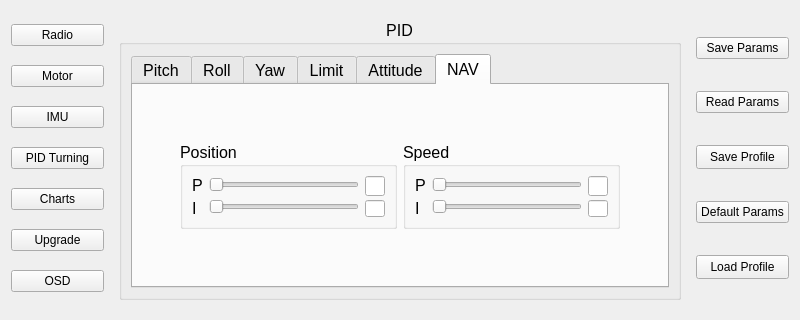
Old version of the form src/uavconfig.ui in the repository nlbtuyen/ConfigurationGCS.
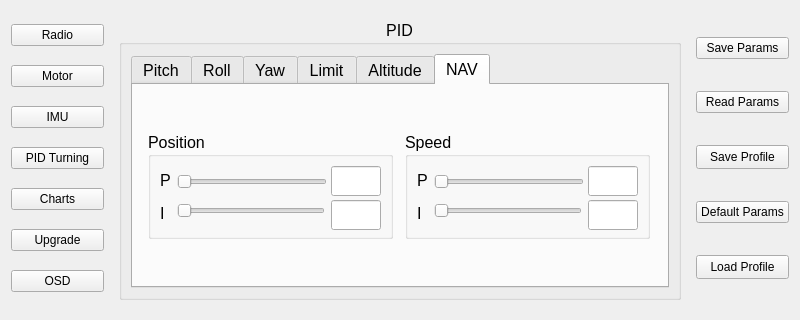
New version of the form. The open tabs and pages were chosen to show the change. Icons and pictures are not drawn.

Diff of the .ui file:
```diff
--- a/src/uavconfig.ui
+++ b/src/uavconfig.ui
@@ -43,7 +43,7 @@
   <property name="styleSheet">
    <string notr="true"/>
   </property>
-  <layout class="QHBoxLayout" name="horizontalLayout">
+  <layout class="QHBoxLayout" name="horizontalLayout_21">
    <item>
     <layout class="QVBoxLayout" name="Layout_Button_AQSetting">
      <item>
@@ -1047,22 +1047,9 @@
             </widget>
             <widget class="QWidget" name="tab_Attitude">
              <attribute name="title">
-              <string>Attitude</string>
+              <string>Altitude</string>
              </attribute>
-             <layout class="QHBoxLayout" name="horizontalLayout_21">
-              <item>
-               <spacer name="horizontalSpacer_18">
-                <property name="orientation">
-                 <enum>Qt::Horizontal</enum>
-                </property>
-                <property name="sizeHint" stdset="0">
-                 <size>
-                  <width>110</width>
-                  <height>20</height>
-                 </size>
-                </property>
-               </spacer>
-              </item>
+             <layout class="QHBoxLayout" name="horizontalLayout_18">
               <item>
                <layout class="QVBoxLayout" name="verticalLayout_30">
                 <item>
@@ -1317,137 +1304,7 @@
              <attribute name="title">
               <string>NAV</string>
              </attribute>
-             <layout class="QHBoxLayout" name="horizontalLayout_18">
-              <item>
-               <spacer name="horizontalSpacer">
-                <property name="orientation">
-                 <enum>Qt::Horizontal</enum>
-                </property>
-                <property name="sizeHint" stdset="0">
-                 <size>
-                  <width>28</width>
-                  <height>20</height>
-                 </size>
-                </property>
-               </spacer>
-              </item>
-              <item>
-               <layout class="QVBoxLayout" name="verticalLayout_36">
-                <item>
-                 <spacer name="verticalSpacer_18">
-                  <property name="orientation">
-                   <enum>Qt::Vertical</enum>
-                  </property>
-                  <property name="sizeHint" stdset="0">
-                   <size>
-                    <width>20</width>
-                    <height>40</height>
-                   </size>
-                  </property>
-                 </spacer>
-                </item>
-                <item>
-                 <widget class="QGroupBox" name="groupBox_Position_NAV_PID">
-                  <property name="maximumSize">
-                   <size>
-                    <width>220</width>
-                    <height>87</height>
-                   </size>
-                  </property>
-                  <property name="title">
-                   <string>Position</string>
-                  </property>
-                  <layout class="QHBoxLayout" name="horizontalLayout_23">
-                   <item>
-                    <layout class="QVBoxLayout" name="verticalLayout_37">
-                     <item>
-                      <widget class="QLabel" name="label_P_9">
-                       <property name="text">
-                        <string>P</string>
-                       </property>
-                      </widget>
-                     </item>
-                     <item>
-                      <widget class="QLabel" name="label_I_9">
-                       <property name="text">
-                        <string>I</string>
-                       </property>
-                      </widget>
-                     </item>
-                    </layout>
-                   </item>
-                   <item>
-                    <layout class="QVBoxLayout" name="verticalLayout_38">
-                     <item>
-                      <widget class="QSlider" name="horizontalSlider_P_8">
-                       <property name="minimumSize">
-                        <size>
-                         <width>150</width>
-                         <height>0</height>
-                        </size>
-                       </property>
-                       <property name="orientation">
-                        <enum>Qt::Horizontal</enum>
-                       </property>
-                      </widget>
-                     </item>
-                     <item>
-                      <widget class="QSlider" name="horizontalSlider_I_8">
-                       <property name="orientation">
-                        <enum>Qt::Horizontal</enum>
-                       </property>
-                      </widget>
-                     </item>
-                    </layout>
-                   </item>
-                   <item>
-                    <layout class="QVBoxLayout" name="verticalLayout_39">
-                     <item>
-                      <widget class="QLineEdit" name="lineEdit_P_9">
-                       <property name="minimumSize">
-                        <size>
-                         <width>20</width>
-                         <height>20</height>
-                        </size>
-                       </property>
-                       <property name="maximumSize">
-                        <size>
-                         <width>20</width>
-                         <height>20</height>
-                        </size>
-                       </property>
-                      </widget>
-                     </item>
-                     <item>
-                      <widget class="QLineEdit" name="lineEdit_I_9">
-                       <property name="maximumSize">
-                        <size>
-                         <width>20</width>
-                         <height>20</height>
-                        </size>
-                       </property>
-                      </widget>
-                     </item>
-                    </layout>
-                   </item>
-                  </layout>
-                 </widget>
-                </item>
-                <item>
-                 <spacer name="verticalSpacer_19">
-                  <property name="orientation">
-                   <enum>Qt::Vertical</enum>
-                  </property>
-                  <property name="sizeHint" stdset="0">
-                   <size>
-                    <width>20</width>
-                    <height>40</height>
-                   </size>
-                  </property>
-                 </spacer>
-                </item>
-               </layout>
-              </item>
+             <layout class="QHBoxLayout" name="horizontalLayout">
               <item>
                <layout class="QVBoxLayout" name="verticalLayout_32">
                 <item>
@@ -1464,15 +1321,15 @@
                  </spacer>
                 </item>
                 <item>
-                 <widget class="QGroupBox" name="groupBox_Speed_NAV_PID">
+                 <widget class="QGroupBox" name="groupBox_Position_NAV_PID">
                   <property name="maximumSize">
                    <size>
-                    <width>220</width>
-                    <height>87</height>
+                    <width>245</width>
+                    <height>107</height>
                    </size>
                   </property>
                   <property name="title">
-                   <string>Speed</string>
+                   <string>Position</string>
                   </property>
                   <layout class="QHBoxLayout" name="horizontalLayout_22">
                    <item>
@@ -1523,24 +1380,30 @@
                       <widget class="QLineEdit" name="lineEdit_P_8">
                        <property name="minimumSize">
                         <size>
-                         <width>20</width>
-                         <height>20</height>
+                         <width>50</width>
+                         <height>30</height>
                         </size>
                        </property>
                        <property name="maximumSize">
                         <size>
-                         <width>20</width>
-                         <height>20</height>
+                         <width>50</width>
+                         <height>30</height>
                         </size>
                        </property>
                       </widget>
                      </item>
                      <item>
                       <widget class="QLineEdit" name="lineEdit_I_8">
+                       <property name="minimumSize">
+                        <size>
+                         <width>50</width>
+                         <height>30</height>
+                        </size>
+                       </property>
                        <property name="maximumSize">
                         <size>
-                         <width>20</width>
-                         <height>20</height>
+                         <width>50</width>
+                         <height>30</height>
                         </size>
                        </property>
                       </widget>
@@ -1566,17 +1429,127 @@
                </layout>
               </item>
               <item>
-               <spacer name="horizontalSpacer_2">
-                <property name="orientation">
-                 <enum>Qt::Horizontal</enum>
-                </property>
-                <property name="sizeHint" stdset="0">
-                 <size>
-                  <width>28</width>
-                  <height>20</height>
-                 </size>
-                </property>
-               </spacer>
+               <layout class="QVBoxLayout" name="verticalLayout_36">
+                <item>
+                 <spacer name="verticalSpacer_18">
+                  <property name="orientation">
+                   <enum>Qt::Vertical</enum>
+                  </property>
+                  <property name="sizeHint" stdset="0">
+                   <size>
+                    <width>20</width>
+                    <height>40</height>
+                   </size>
+                  </property>
+                 </spacer>
+                </item>
+                <item>
+                 <widget class="QGroupBox" name="groupBox_Speed_NAV_PID">
+                  <property name="maximumSize">
+                   <size>
+                    <width>245</width>
+                    <height>107</height>
+                   </size>
+                  </property>
+                  <property name="title">
+                   <string>Speed</string>
+                  </property>
+                  <layout class="QHBoxLayout" name="horizontalLayout_23">
+                   <item>
+                    <layout class="QVBoxLayout" name="verticalLayout_37">
+                     <item>
+                      <widget class="QLabel" name="label_P_9">
+                       <property name="text">
+                        <string>P</string>
+                       </property>
+                      </widget>
+                     </item>
+                     <item>
+                      <widget class="QLabel" name="label_I_9">
+                       <property name="text">
+                        <string>I</string>
+                       </property>
+                      </widget>
+                     </item>
+                    </layout>
+                   </item>
+                   <item>
+                    <layout class="QVBoxLayout" name="verticalLayout_38">
+                     <item>
+                      <widget class="QSlider" name="horizontalSlider_P_8">
+                       <property name="minimumSize">
+                        <size>
+                         <width>150</width>
+                         <height>0</height>
+                        </size>
+                       </property>
+                       <property name="orientation">
+                        <enum>Qt::Horizontal</enum>
+                       </property>
+                      </widget>
+                     </item>
+                     <item>
+                      <widget class="QSlider" name="horizontalSlider_I_8">
+                       <property name="orientation">
+                        <enum>Qt::Horizontal</enum>
+                       </property>
+                      </widget>
+                     </item>
+                    </layout>
+                   </item>
+                   <item>
+                    <layout class="QVBoxLayout" name="verticalLayout_39">
+                     <item>
+                      <widget class="QLineEdit" name="lineEdit_P_9">
+                       <property name="minimumSize">
+                        <size>
+                         <width>50</width>
+                         <height>30</height>
+                        </size>
+                       </property>
+                       <property name="maximumSize">
+                        <size>
+                         <width>50</width>
+                         <height>30</height>
+                        </size>
+                       </property>
+                      </widget>
+                     </item>
+                     <item>
+                      <widget class="QLineEdit" name="lineEdit_I_9">
+                       <property name="minimumSize">
+                        <size>
+                         <width>50</width>
+                         <height>30</height>
+                        </size>
+                       </property>
+                       <property name="maximumSize">
+                        <size>
+                         <width>50</width>
+                         <height>30</height>
+                        </size>
+                       </property>
+                      </widget>
+                     </item>
+                    </layout>
+                   </item>
+                  </layout>
+                 </widget>
+                </item>
+                <item>
+                 <spacer name="verticalSpacer_19">
+                  <property name="orientation">
+                   <enum>Qt::Vertical</enum>
+                  </property>
+                  <property name="sizeHint" stdset="0">
+                   <size>
+                    <width>20</width>
+                    <height>40</height>
+                   </size>
+                  </property>
+                 </spacer>
+                </item>
+               </layout>
               </item>
              </layout>
             </widget>
```
Left out of the diff: 262 changed lines with no effect on the pictures.
